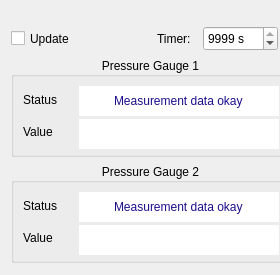
The window that Gui/forms/form_pgaugewidget.ui (slsdetectorgroup/motorControlSoftware) describes before a commit, drawn with Qt 5.
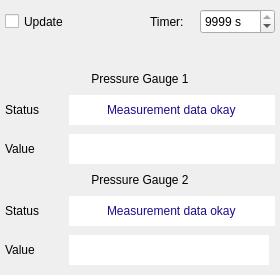
The same window after the commit.

Commit message: minimum cmake3, added to cmk.sh script, fixed forms for rhel7, removed groupboxes cuz of aesthetics for qt5.9 still having borders on group boxes

The edit to the form file:
```diff
--- a/Gui/forms/form_pgaugewidget.ui
+++ b/Gui/forms/form_pgaugewidget.ui
@@ -24,7 +24,7 @@
   </property>
   <property name="maximumSize">
    <size>
-    <width>298</width>
+    <width>280</width>
     <height>275</height>
    </size>
   </property>
@@ -150,35 +150,24 @@
    <string>Form</string>
   </property>
   <layout class="QGridLayout" name="gridLayout">
+   <property name="leftMargin">
+    <number>5</number>
+   </property>
    <property name="topMargin">
+    <number>6</number>
+   </property>
+   <property name="rightMargin">
+    <number>5</number>
+   </property>
+   <property name="bottomMargin">
+    <number>6</number>
+   </property>
+   <item row="0" column="0" colspan="2">
+    <layout class="QHBoxLayout" name="horizontalLayout">
+     <property name="spacing">
     <number>0</number>
    </property>
-   <item row="0" column="0" colspan="4">
-    <widget class="QLabel" name="lblUpdate">
-     <property name="sizePolicy">
-      <sizepolicy hsizetype="Fixed" vsizetype="Fixed">
-       <horstretch>0</horstretch>
-       <verstretch>0</verstretch>
-      </sizepolicy>
-     </property>
-     <property name="minimumSize">
-      <size>
-       <width>268</width>
-       <height>20</height>
-      </size>
-     </property>
-     <property name="maximumSize">
-      <size>
-       <width>268</width>
-       <height>20</height>
-      </size>
-     </property>
-     <property name="text">
-      <string/>
-     </property>
-    </widget>
-   </item>
-   <item row="1" column="0">
+     <item>
     <widget class="QCheckBox" name="chkRefresh">
      <property name="sizePolicy">
       <sizepolicy hsizetype="Fixed" vsizetype="Fixed">
@@ -194,7 +183,7 @@
      </property>
      <property name="maximumSize">
       <size>
-       <width>75</width>
+         <width>16777215</width>
        <height>25</height>
       </size>
      </property>
@@ -203,7 +192,7 @@
      </property>
     </widget>
    </item>
-   <item row="1" column="1">
+     <item>
     <spacer name="horizontalSpacer">
      <property name="orientation">
       <enum>Qt::Horizontal</enum>
@@ -216,7 +205,7 @@
      </property>
     </spacer>
    </item>
-   <item row="1" column="2">
+     <item>
     <widget class="QLabel" name="lblTimer">
      <property name="sizePolicy">
       <sizepolicy hsizetype="Fixed" vsizetype="Fixed">
@@ -226,22 +215,22 @@
      </property>
      <property name="minimumSize">
       <size>
-       <width>40</width>
+         <width>50</width>
        <height>25</height>
       </size>
      </property>
      <property name="maximumSize">
       <size>
-       <width>40</width>
+         <width>16777215</width>
        <height>25</height>
       </size>
      </property>
      <property name="text">
-      <string>Timer:</string>
+        <string>Timer: </string>
      </property>
     </widget>
    </item>
-   <item row="1" column="3">
+     <item>
     <widget class="QSpinBox" name="spinUpdate">
      <property name="sizePolicy">
       <sizepolicy hsizetype="Fixed" vsizetype="Fixed">
@@ -272,8 +261,10 @@
      </property>
     </widget>
    </item>
-   <item row="2" column="0" colspan="4">
-    <widget class="QGroupBox" name="groupBox1">
+    </layout>
+   </item>
+   <item row="1" column="0" colspan="2">
+    <widget class="QLabel" name="lblUpdate">
      <property name="sizePolicy">
       <sizepolicy hsizetype="Fixed" vsizetype="Fixed">
        <horstretch>0</horstretch>
@@ -282,27 +273,38 @@
      </property>
      <property name="minimumSize">
       <size>
-       <width>280</width>
-       <height>100</height>
+       <width>270</width>
+       <height>20</height>
       </size>
      </property>
      <property name="maximumSize">
       <size>
-       <width>280</width>
-       <height>100</height>
+       <width>270</width>
+       <height>20</height>
       </size>
      </property>
-     <property name="title">
+     <property name="text">
+      <string/>
+     </property>
+    </widget>
+   </item>
+   <item row="3" column="0" colspan="2">
+    <widget class="QLabel" name="lglGauge1">
+     <property name="sizePolicy">
+      <sizepolicy hsizetype="Preferred" vsizetype="Fixed">
+       <horstretch>0</horstretch>
+       <verstretch>0</verstretch>
+      </sizepolicy>
+     </property>
+     <property name="text">
       <string>Pressure Gauge 1</string>
      </property>
      <property name="alignment">
       <set>Qt::AlignCenter</set>
      </property>
-     <property name="flat">
-      <bool>true</bool>
-     </property>
-     <layout class="QGridLayout" name="gridGroupBox1">
-      <item row="0" column="0">
+    </widget>
+   </item>
+   <item row="4" column="0">
        <widget class="QLabel" name="lblStatus">
         <property name="sizePolicy">
          <sizepolicy hsizetype="Fixed" vsizetype="Fixed">
@@ -327,7 +329,7 @@
         </property>
        </widget>
       </item>
-      <item row="0" column="1">
+   <item row="4" column="1">
        <widget class="QLineEdit" name="pStatusDisplay">
         <property name="sizePolicy">
          <sizepolicy hsizetype="Minimum" vsizetype="Fixed">
@@ -452,7 +454,7 @@
         </property>
        </widget>
       </item>
-      <item row="1" column="0">
+   <item row="5" column="0">
        <widget class="QLabel" name="lblValue">
         <property name="sizePolicy">
          <sizepolicy hsizetype="Fixed" vsizetype="Fixed">
@@ -477,7 +479,7 @@
         </property>
        </widget>
       </item>
-      <item row="1" column="1">
+   <item row="5" column="1">
        <widget class="QLineEdit" name="pValueDisplay">
         <property name="sizePolicy">
          <sizepolicy hsizetype="Minimum" vsizetype="Fixed">
@@ -602,165 +604,23 @@
         </property>
        </widget>
       </item>
-     </layout>
-    </widget>
-   </item>
-   <item row="3" column="0" colspan="4">
-    <widget class="QGroupBox" name="groupBox2">
+   <item row="6" column="0" colspan="2">
+    <widget class="QLabel" name="lblGauge2">
      <property name="sizePolicy">
-      <sizepolicy hsizetype="Fixed" vsizetype="Fixed">
+      <sizepolicy hsizetype="Preferred" vsizetype="Fixed">
        <horstretch>0</horstretch>
        <verstretch>0</verstretch>
       </sizepolicy>
      </property>
-     <property name="minimumSize">
-      <size>
-       <width>280</width>
-       <height>100</height>
-      </size>
-     </property>
-     <property name="maximumSize">
-      <size>
-       <width>280</width>
-       <height>100</height>
-      </size>
-     </property>
-     <property name="title">
+     <property name="text">
       <string>Pressure Gauge 2</string>
      </property>
      <property name="alignment">
       <set>Qt::AlignCenter</set>
      </property>
-     <property name="flat">
-      <bool>true</bool>
-     </property>
-     <layout class="QGridLayout" name="gridGroupBox2">
-      <item row="0" column="1">
-       <widget class="QLineEdit" name="pStatusDisplay2">
-        <property name="sizePolicy">
-         <sizepolicy hsizetype="Minimum" vsizetype="Fixed">
-          <horstretch>0</horstretch>
-          <verstretch>0</verstretch>
-         </sizepolicy>
-        </property>
-        <property name="minimumSize">
-         <size>
-          <width>200</width>
-          <height>30</height>
-         </size>
-        </property>
-        <property name="maximumSize">
-         <size>
-          <width>16777215</width>
-          <height>30</height>
-         </size>
-        </property>
-        <property name="palette">
-         <palette>
-          <active>
-           <colorrole role="WindowText">
-            <brush brushstyle="SolidPattern">
-             <color alpha="255">
-              <red>0</red>
-              <green>0</green>
-              <blue>0</blue>
-             </color>
-            </brush>
-           </colorrole>
-           <colorrole role="Text">
-            <brush brushstyle="SolidPattern">
-             <color alpha="255">
-              <red>27</red>
-              <green>13</green>
-              <blue>139</blue>
-             </color>
-            </brush>
-           </colorrole>
-           <colorrole role="ButtonText">
-            <brush brushstyle="SolidPattern">
-             <color alpha="255">
-              <red>0</red>
-              <green>0</green>
-              <blue>0</blue>
-             </color>
-            </brush>
-           </colorrole>
-          </active>
-          <inactive>
-           <colorrole role="WindowText">
-            <brush brushstyle="SolidPattern">
-             <color alpha="255">
-              <red>0</red>
-              <green>0</green>
-              <blue>0</blue>
-             </color>
-            </brush>
-           </colorrole>
-           <colorrole role="Text">
-            <brush brushstyle="SolidPattern">
-             <color alpha="255">
-              <red>27</red>
-              <green>13</green>
-              <blue>139</blue>
-             </color>
-            </brush>
-           </colorrole>
-           <colorrole role="ButtonText">
-            <brush brushstyle="SolidPattern">
-             <color alpha="255">
-              <red>0</red>
-              <green>0</green>
-              <blue>0</blue>
-             </color>
-            </brush>
-           </colorrole>
-          </inactive>
-          <disabled>
-           <colorrole role="WindowText">
-            <brush brushstyle="SolidPattern">
-             <color alpha="255">
-              <red>170</red>
-              <green>170</green>
-              <blue>255</blue>
-             </color>
-            </brush>
-           </colorrole>
-           <colorrole role="Text">
-            <brush brushstyle="SolidPattern">
-             <color alpha="255">
-              <red>170</red>
-              <green>170</green>
-              <blue>255</blue>
-             </color>
-            </brush>
-           </colorrole>
-           <colorrole role="ButtonText">
-            <brush brushstyle="SolidPattern">
-             <color alpha="255">
-              <red>170</red>
-              <green>170</green>
-              <blue>255</blue>
-             </color>
-            </brush>
-           </colorrole>
-          </disabled>
-         </palette>
-        </property>
-        <property name="text">
-         <string>Measurement data okay</string>
-        </property>
-        <property name="frame">
-         <bool>false</bool>
-        </property>
-        <property name="alignment">
-         <set>Qt::AlignCenter</set>
-        </property>
-        <property name="readOnly">
-         <bool>true</bool>
-        </property>
-       </widget>
-      </item>
-      <item row="0" column="0">
+    </widget>
+   </item>
+   <item row="7" column="0">
        <widget class="QLabel" name="lblStatus2">
         <property name="sizePolicy">
          <sizepolicy hsizetype="Fixed" vsizetype="Fixed">
@@ -785,7 +645,132 @@
         </property>
        </widget>
       </item>
-      <item row="1" column="0">
+   <item row="7" column="1">
+    <widget class="QLineEdit" name="pStatusDisplay2">
+     <property name="sizePolicy">
+      <sizepolicy hsizetype="Minimum" vsizetype="Fixed">
+       <horstretch>0</horstretch>
+       <verstretch>0</verstretch>
+      </sizepolicy>
+     </property>
+     <property name="minimumSize">
+      <size>
+       <width>200</width>
+       <height>30</height>
+      </size>
+     </property>
+     <property name="maximumSize">
+      <size>
+       <width>16777215</width>
+       <height>30</height>
+      </size>
+     </property>
+     <property name="palette">
+      <palette>
+       <active>
+        <colorrole role="WindowText">
+         <brush brushstyle="SolidPattern">
+          <color alpha="255">
+           <red>0</red>
+           <green>0</green>
+           <blue>0</blue>
+          </color>
+         </brush>
+        </colorrole>
+        <colorrole role="Text">
+         <brush brushstyle="SolidPattern">
+          <color alpha="255">
+           <red>27</red>
+           <green>13</green>
+           <blue>139</blue>
+          </color>
+         </brush>
+        </colorrole>
+        <colorrole role="ButtonText">
+         <brush brushstyle="SolidPattern">
+          <color alpha="255">
+           <red>0</red>
+           <green>0</green>
+           <blue>0</blue>
+          </color>
+         </brush>
+        </colorrole>
+       </active>
+       <inactive>
+        <colorrole role="WindowText">
+         <brush brushstyle="SolidPattern">
+          <color alpha="255">
+           <red>0</red>
+           <green>0</green>
+           <blue>0</blue>
+          </color>
+         </brush>
+        </colorrole>
+        <colorrole role="Text">
+         <brush brushstyle="SolidPattern">
+          <color alpha="255">
+           <red>27</red>
+           <green>13</green>
+           <blue>139</blue>
+          </color>
+         </brush>
+        </colorrole>
+        <colorrole role="ButtonText">
+         <brush brushstyle="SolidPattern">
+          <color alpha="255">
+           <red>0</red>
+           <green>0</green>
+           <blue>0</blue>
+          </color>
+         </brush>
+        </colorrole>
+       </inactive>
+       <disabled>
+        <colorrole role="WindowText">
+         <brush brushstyle="SolidPattern">
+          <color alpha="255">
+           <red>170</red>
+           <green>170</green>
+           <blue>255</blue>
+          </color>
+         </brush>
+        </colorrole>
+        <colorrole role="Text">
+         <brush brushstyle="SolidPattern">
+          <color alpha="255">
+           <red>170</red>
+           <green>170</green>
+           <blue>255</blue>
+          </color>
+         </brush>
+        </colorrole>
+        <colorrole role="ButtonText">
+         <brush brushstyle="SolidPattern">
+          <color alpha="255">
+           <red>170</red>
+           <green>170</green>
+           <blue>255</blue>
+          </color>
+         </brush>
+        </colorrole>
+       </disabled>
+      </palette>
+     </property>
+     <property name="text">
+      <string>Measurement data okay</string>
+     </property>
+     <property name="frame">
+      <bool>false</bool>
+     </property>
+     <property name="alignment">
+      <set>Qt::AlignCenter</set>
+     </property>
+     <property name="readOnly">
+      <bool>true</bool>
+     </property>
+    </widget>
+   </item>
+   <item row="8" column="0">
        <widget class="QLabel" name="lblValue2">
         <property name="sizePolicy">
          <sizepolicy hsizetype="Fixed" vsizetype="Fixed">
@@ -810,7 +795,7 @@
         </property>
        </widget>
       </item>
-      <item row="1" column="1">
+   <item row="8" column="1">
        <widget class="QLineEdit" name="pValueDisplay2">
         <property name="sizePolicy">
          <sizepolicy hsizetype="Minimum" vsizetype="Fixed">
@@ -933,9 +918,6 @@
         <property name="readOnly">
          <bool>true</bool>
         </property>
-       </widget>
-      </item>
-     </layout>
     </widget>
    </item>
   </layout>
```
Lines whose indentation alone changed are shown as unchanged. The commit also changes 12 other files.
